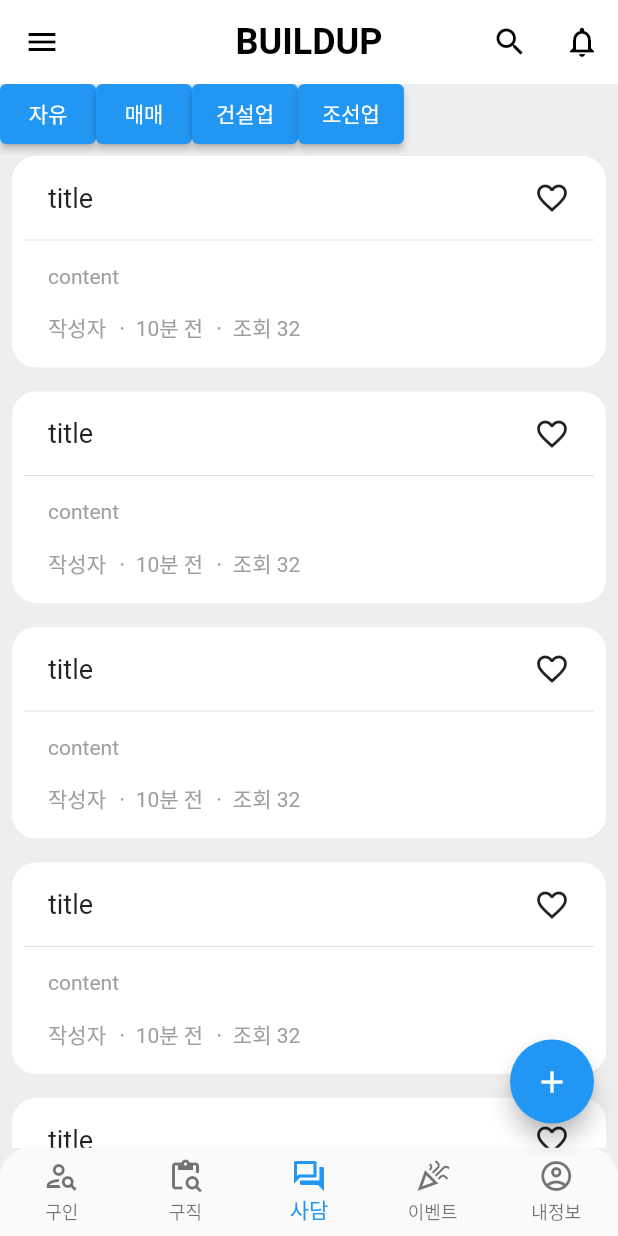
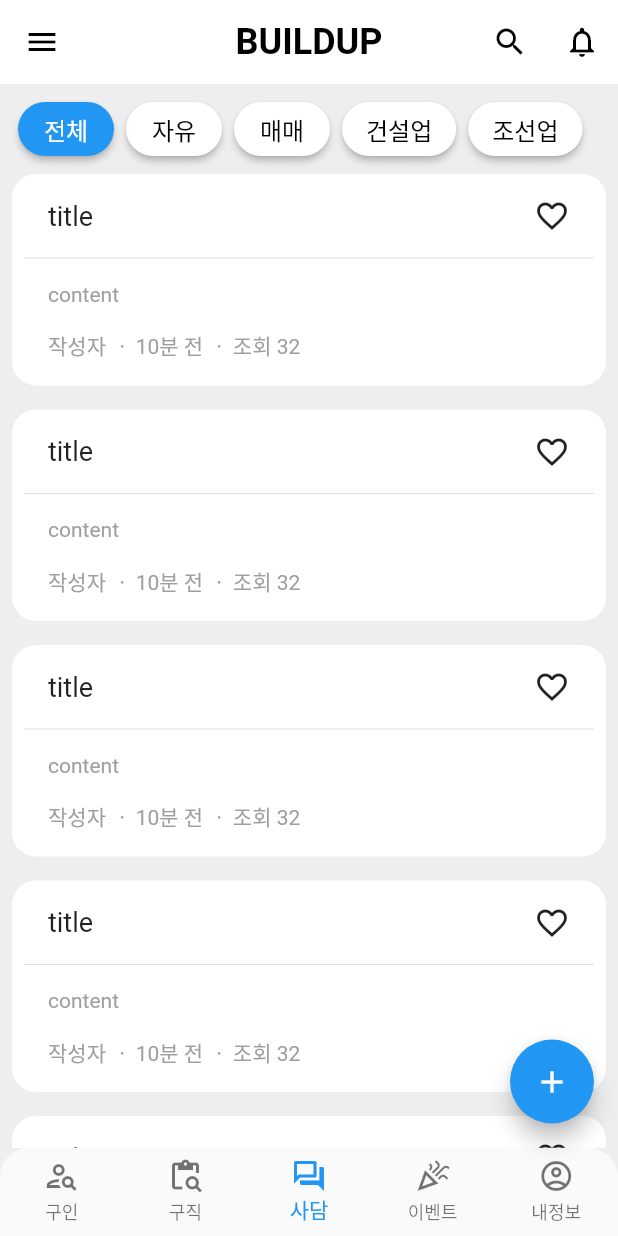
Before and after one commit to Trouble-makerz/buildup-flutter, a Flutter app: the screen it shows after launch, item 3 of the bottom bar chosen, on a phone screen of 412 x 824 dp. Run offline on Flutter 3.47's test engine with Material 2 defaults, Android fonts, the light colour scheme and no system bars; drawn by our look-alikes of flutter_speed_dial, pull_to_refresh.

Commit message:
Update: tab button design

```diff
--- a/lib/screen/free_talk_screen.dart
+++ b/lib/screen/free_talk_screen.dart
@@ -18,6 +18,7 @@
 class _FreeTalkScreenState extends State<FreeTalkScreen> {
 
   RefreshController refreshController = RefreshController(initialRefresh: false);
+  int _selectedTabIndex = 0; // 선택된 탭 인덱스
 
   // 새로고침
   void onRefresh() async {
@@ -27,29 +28,39 @@
 
   @override
   Widget build(BuildContext context) {
-    log('${widget.tabList}');
-    return Scaffold(
-      backgroundColor: Colors.grey[200],
-      body: PageView.builder(
-        itemCount: widget.tabList.length,
-        itemBuilder: (BuildContext context, int index) {
     return Scaffold(
       backgroundColor: Colors.grey[200],
       body: Column(
         children: [
           SizedBox(
-                  height: 40,
+            height: 60,
+            child: Padding(
+              padding: const EdgeInsets.all(8.0),
               child: ListView.builder(
                 scrollDirection: Axis.horizontal,
-                    itemCount: widget.tabList.length,
+                itemCount: widget.tabList.length + 1,
                 itemBuilder: (BuildContext context, int index) {
-                      return ElevatedButton(
+                  return Padding(
+                    padding: const EdgeInsets.all(4.0),
+                    child: ElevatedButton(
+                      style: ElevatedButton.styleFrom(
+                        foregroundColor: _selectedTabIndex == index ? Colors.white : Colors.black,
+                        backgroundColor: _selectedTabIndex == index ? Colors.blue : Colors.white,
+                        textStyle: TextStyle(fontSize: 16),
+                        shape: RoundedRectangleBorder(
+                          borderRadius: BorderRadius.circular(20),
+                        ),
+                      ),
                       onPressed: () {
-                          setState(() {});
+                        setState(() {
+                          _selectedTabIndex = index; // 탭 인덱스 업데이트
+                        });
                       },
-                        child: Text(widget.tabList[index]),
+                      child: Text(index == 0 ? '전체' : widget.tabList[index-1]),
+                    ),
                   );
                 },
+              ),
             ),
           ),
           Expanded(
@@ -70,8 +81,5 @@
         ],
       ),
     );
-        },
-      ),
-    );
   }
 }
--- a/lib/widget/post_item.dart
+++ b/lib/widget/post_item.dart
@@ -9,7 +9,7 @@
   Widget build(BuildContext context) {
     return GestureDetector(
       child: Padding(
-        padding: const EdgeInsets.all(8.0),
+        padding: const EdgeInsets.only(bottom: 16.0, left: 8, right: 8),
         child: Container(
           decoration: BoxDecoration(
             color: Colors.white,
```
Also changed, not shown: lib/screen/want_job_screen.dart (+23 -5 lines), lib/screen/want_people_screen.dart (+22 -5 lines). Lines whose indentation alone changed are shown as unchanged.
